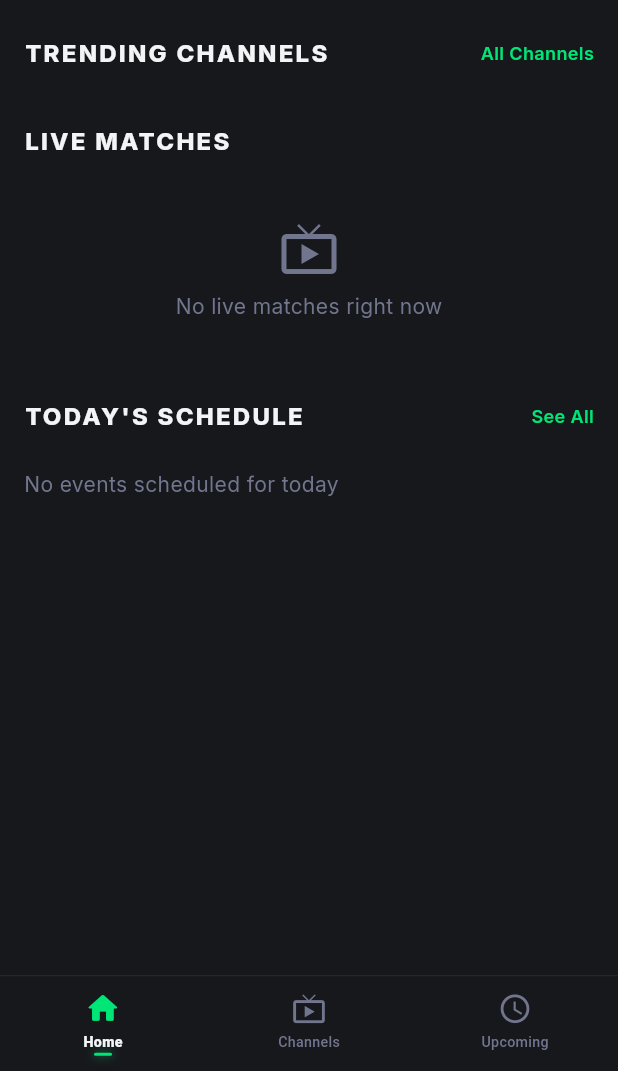
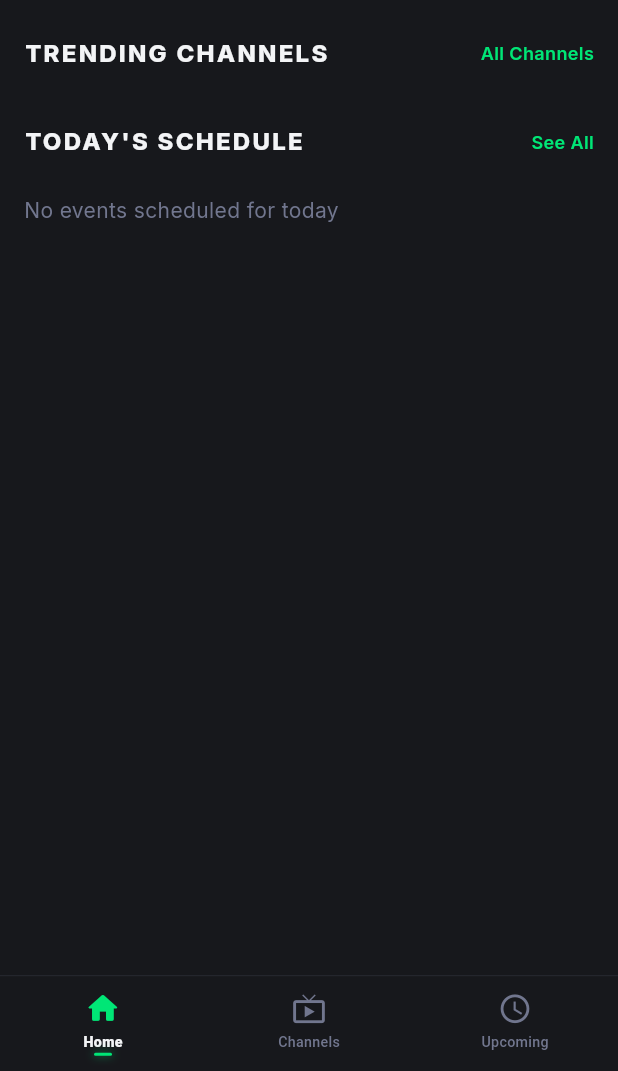
Before and after one commit to sheikhshariarnehal/Live-Tv-Chanel, a Flutter app: the screen it shows after launch, on a phone screen of 412 x 824 dp, the part 165-1236 px from its top. Run offline on Flutter 3.47's test engine with Material 3 defaults, Android fonts, the phone set to English and light mode, and no system bars; our stand-ins replace cached_network_image, flutter_riverpod, flutter_svg, go_router, google_fonts, hive_flutter and 2 more; missing offline and left inert: dart:html, dart:js_interop; accounts and stored records are empty.

```diff
--- a/lib/screens/home/home_screen.dart
+++ b/lib/screens/home/home_screen.dart
@@ -10,7 +10,6 @@ import '../../providers/app_providers.dart';
 import '../../models/event.dart';
 
 import '../../widgets/cards/event_list_tile.dart';
-import '../../widgets/cards/match_card.dart';
 import '../../widgets/section_header.dart';
 import '../../widgets/live_badge.dart';
 import '../../widgets/team_flag.dart';
@@ -195,14 +194,6 @@ class HomeScreen extends ConsumerWidget {
           ),
           const SliverToBoxAdapter(
             child: RepaintBoundary(child: _TrendingChannels()),
-          ),
-
-          // Live/Ongoing Matches
-          const SliverToBoxAdapter(child: SizedBox(height: 20)),
-          SliverToBoxAdapter(child: SectionHeader(title: 'Live Matches')),
-          const SliverToBoxAdapter(child: SizedBox(height: 8)),
-          const SliverToBoxAdapter(
-            child: RepaintBoundary(child: _MatchesSection()),
           ),
 
           // Today's Schedule
@@ -484,91 +475,6 @@ class _HeroBannerCard extends ConsumerWidget {
               ],
             ),
           ),
-        ),
-      ),
-    );
-  }
-}
-
-// ─── Matches Section ──────────────────────────────────────────
-class _MatchesSection extends ConsumerWidget {
-  const _MatchesSection();
-
-  @override
-  Widget build(BuildContext context, WidgetRef ref) {
-    final eventsAsync = ref.watch(eventsProvider);
-
-    return eventsAsync.when(
-      data: (allEvents) {
-        final events = allEvents.where((e) => e.isLive).toList();
-
-        if (events.isEmpty) {
-          return const Padding(
-            padding: EdgeInsets.all(24),
-            child: Center(
-              child: Column(
-                children: [
-                  Icon(
-                    Icons.live_tv_outlined,
-                    color: GoPlayTheme.onSurfaceVariant,
-                    size: 40,
-                  ),
-                  SizedBox(height: 8),
-                  Text(
-                    'No live matches right now',
-                    style: TextStyle(color: GoPlayTheme.onSurfaceVariant),
-                  ),
-                ],
-              ),
-            ),
-          );
-        }
-
-        return SizedBox(
-          height: 125,
-          child: ListView.builder(
-            scrollDirection: Axis.horizontal,
-            padding: const EdgeInsets.symmetric(horizontal: 16),
-            itemCount: events.length,
-            addAutomaticKeepAlives: false,
-            itemBuilder: (context, index) {
-              final event = events[index];
-              return MatchCard(
-                event: event,
-                onTap: () {
-                  if (event.channels.isNotEmpty) {
-                    context.push(
-                      '/player/${event.channels.first}',
-                      extra: {
-                        'eventChannels': event.channels,
-                        'forceFullscreen': true,
-                      },
-                    );
-                  } else {
-                    ScaffoldMessenger.of(context).showSnackBar(
-                      const SnackBar(
-                        content: Text('No channels available for this event.'),
-                        backgroundColor: GoPlayTheme.error,
-                      ),
-                    );
-                  }
-                },
-              );
-            },
-          ),
-        );
-      },
-      loading: () => const Padding(
-        padding: EdgeInsets.all(32),
-        child: Center(
-          child: CircularProgressIndicator(color: GoPlayTheme.primary),
-        ),
-      ),
-      error: (e, _) => Padding(
-        padding: const EdgeInsets.all(16),
-        child: Text(
-          'Error: $e',
-          style: const TextStyle(color: GoPlayTheme.error),
         ),
       ),
     );
```
